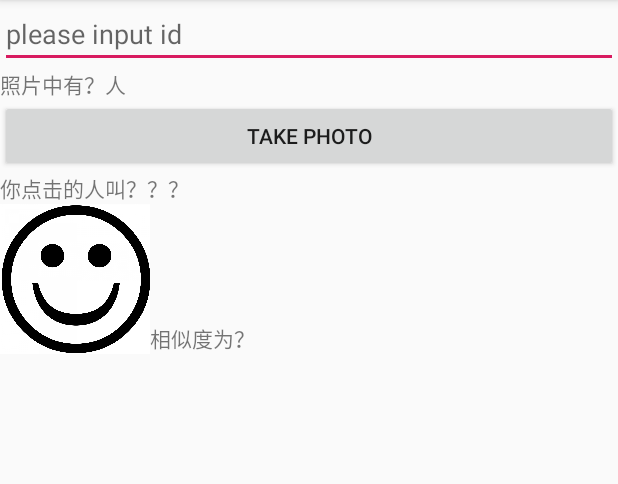
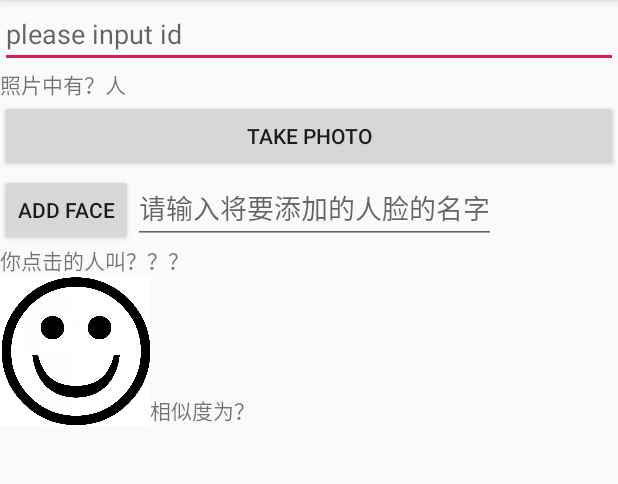
Before and after one commit to XMeleny/face_client, an Android app: the screen it shows after launch (MainActivity), on a phone screen of 412 x 824 dp, the part 84-568 px from its top. Run offline under Robolectric (Android 15) with nearby library versions, the phone set to English and light mode, and no system bars.

Commit message:
sendAddFaceWithOKHttp(...)

```diff
--- a/app/src/main/res/layout/activity_main.xml
+++ b/app/src/main/res/layout/activity_main.xml
@@ -26,6 +26,25 @@
         android:layout_height="wrap_content"
         android:id="@+id/btn_take_photo"
         android:text="take photo"/>
+
+    <LinearLayout
+        android:layout_width="wrap_content"
+        android:layout_height="wrap_content"
+        android:orientation="horizontal"
+        >
+    <Button
+        android:layout_width="match_parent"
+        android:layout_height="wrap_content"
+        android:id="@+id/btn_add_face"
+        android:text="add face"/>
+        <EditText
+            android:layout_width="wrap_content"
+            android:layout_height="wrap_content"
+            android:id="@+id/addFaceName"
+            android:hint="请输入将要添加的人脸的名字"
+            />
+
+    </LinearLayout>
     <TextView
         android:layout_width="wrap_content"
         android:layout_height="wrap_content"
```
Also changed, not shown: app/src/main/java/com/example/faceclient/MainActivity.java (+101 -8 lines).
